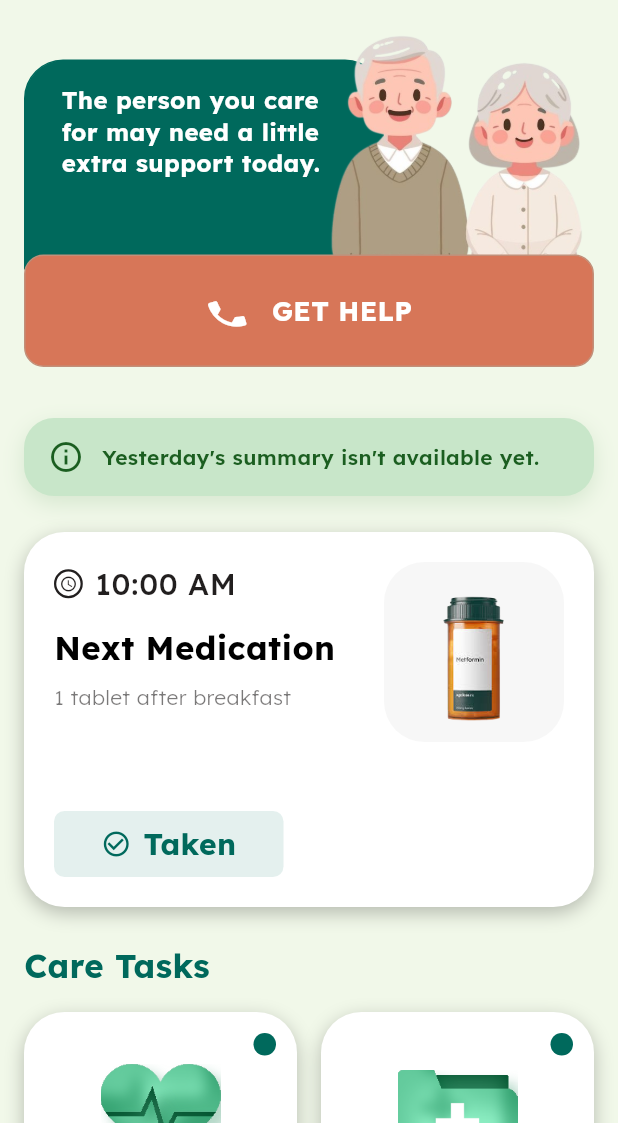
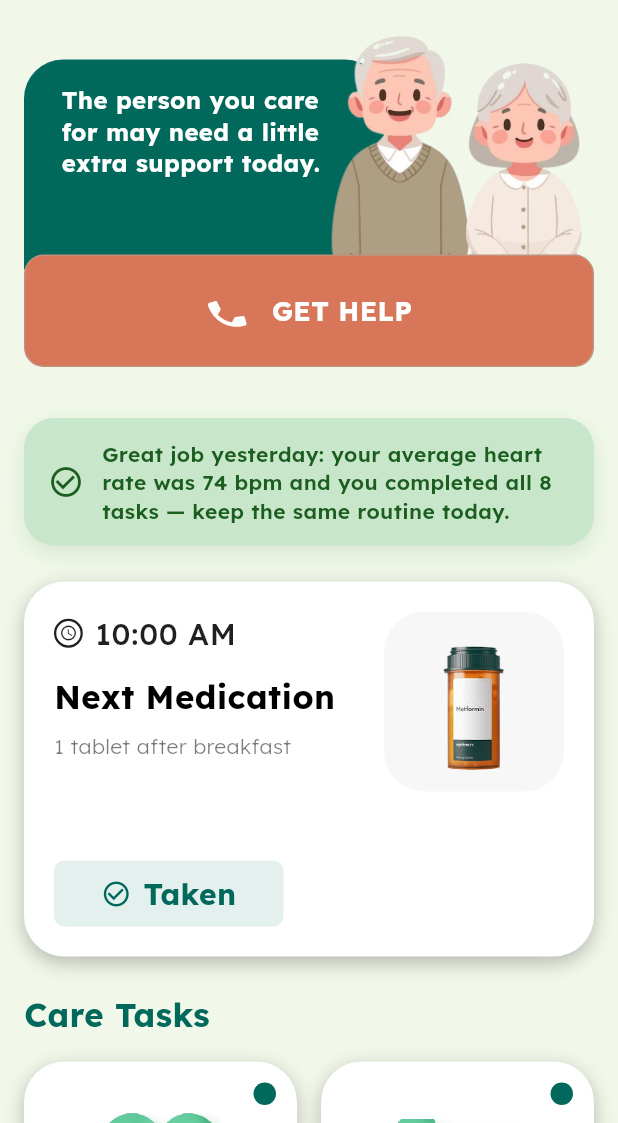
Before and after one commit to HungNguyenBa1811/memotion, a Flutter app: the CaretakerHomeScreen screen opened directly, on a phone screen of 412 x 824 dp, the part 113-1236 px from its top. Run offline on Flutter 3.47's test engine with Material 3 defaults, Android fonts, the phone set to English and light mode, and no system bars; our stand-ins replace audioplayers, camera, clock, connectivity_plus, dio, flutter_blue_plus and 11 more; missing offline and left inert: alarm, health, mobile_scanner, record, video_thumbnail; accounts and stored records are empty.

Commit message:
feat: refresh health notices and workout results copy

```diff
--- a/lib/shared/widgets/health_status_notice.dart
+++ b/lib/shared/widgets/health_status_notice.dart
@@ -1,11 +1,10 @@
 import 'package:flutter/material.dart';
-import 'package:flutter_riverpod/flutter_riverpod.dart';
 import 'package:google_fonts/google_fonts.dart';
 
 import '../../core/utils/responsive_utils.dart';
 import '../../features/health_connect/providers/yesterday_health_summary_provider.dart';
 
-class HealthStatusNotice extends ConsumerWidget {
+class HealthStatusNotice extends StatelessWidget {
   final HealthSummaryArea area;
 
   const HealthStatusNotice.home({super.key}) : area = HealthSummaryArea.home;
@@ -20,13 +19,8 @@ class HealthStatusNotice extends ConsumerWidget {
     : area = HealthSummaryArea.medication;
 
   @override
-  Widget build(BuildContext context, WidgetRef ref) {
-    final summary = ref.watch(yesterdayHealthSummaryProvider(area));
-    final content = summary.when(
-      data: (value) => HealthStatusNoticeContent.fromSummary(area, value),
-      loading: HealthStatusNoticeContent.loading,
-      error: (_, _) => HealthStatusNoticeContent.unavailable(),
-    );
+  Widget build(BuildContext context) {
+    final content = HealthStatusNoticeContent.hardcoded(area);
     final scale = ResponsiveUtils.textScaleFactor(context);
 
     return Semantics(
@@ -52,7 +46,11 @@ class HealthStatusNotice extends ConsumerWidget {
         child: Row(
           crossAxisAlignment: CrossAxisAlignment.center,
           children: [
-            Icon(content.icon, size: 24 * scale, color: const Color(0xFF1B5E20)),
+            Icon(
+              content.icon,
+              size: 24 * scale,
+              color: const Color(0xFF1B5E20),
+            ),
             SizedBox(width: 12 * scale),
             Expanded(
               child: Text(
@@ -78,104 +76,28 @@ class HealthStatusNoticeContent {
 
   const HealthStatusNoticeContent({required this.message, required this.icon});
 
-  factory HealthStatusNoticeContent.loading() {
-    return const HealthStatusNoticeContent(
-      message: "Checking yesterday's summary...",
-      icon: Icons.history,
-    );
-  }
-
-  factory HealthStatusNoticeContent.unavailable() {
-    return const HealthStatusNoticeContent(
-      message: "Yesterday's summary isn't available yet.",
-      icon: Icons.info_outline,
-    );
-  }
-
-  factory HealthStatusNoticeContent.fromSummary(
-    HealthSummaryArea area,
-    YesterdayHealthSummary summary,
-  ) {
+  factory HealthStatusNoticeContent.hardcoded(HealthSummaryArea area) {
     return switch (area) {
-      HealthSummaryArea.home => HealthStatusNoticeContent(
-        message: _homeMessage(summary),
-        icon: summary.completedAllTasks
-            ? Icons.check_circle_outline
-            : Icons.lightbulb_outline,
+      HealthSummaryArea.home => const HealthStatusNoticeContent(
+        message:
+            'Great job yesterday: your average heart rate was 74 bpm and you completed all 8 tasks — keep the same routine today.',
+        icon: Icons.check_circle_outline,
       ),
-      HealthSummaryArea.nutrition => HealthStatusNoticeContent(
-        message: _nutritionMessage(summary),
+      HealthSummaryArea.nutrition => const HealthStatusNoticeContent(
+        message:
+            'Good overall yesterday: you ate 3 meals and completed all nutrition tasks, but lunch was 25 minutes late — set an earlier reminder today.',
         icon: Icons.restaurant_outlined,
       ),
-      HealthSummaryArea.workout => HealthStatusNoticeContent(
-        message: _workoutMessage(summary),
+      HealthSummaryArea.workout => const HealthStatusNoticeContent(
+        message:
+            'Good effort yesterday: your exercise heart rate averaged 112 bpm, you burned 240 kcal, and you completed both workouts — prepare early to start on time.',
         icon: Icons.directions_walk_outlined,
       ),
-      HealthSummaryArea.medication => HealthStatusNoticeContent(
-        message: _medicationMessage(summary),
+      HealthSummaryArea.medication => const HealthStatusNoticeContent(
+        message:
+            'Needs improvement: you took all 3 doses yesterday, but the evening dose was 30 minutes late — set an alarm for tonight.',
         icon: Icons.medication_outlined,
       ),
     };
   }
-
-  static String _homeMessage(YesterdayHealthSummary summary) {
-    final heartRate = summary.averageHeartRate == null
-        ? ''
-        : ' (avg ${summary.averageHeartRate} bpm)';
-    if (!summary.hasTasks) {
-      return 'No care tasks were scheduled yesterday$heartRate.';
-    }
-    final tasks = _pluralize('care task', summary.totalTasks);
-    if (summary.completedAllTasks) {
-      return 'Yesterday you completed all ${summary.totalTasks} '
-          '$tasks$heartRate.';
-    }
-    return 'Yesterday you completed ${summary.completedTasks} of '
-        '${summary.totalTasks} $tasks$heartRate.';
-  }
-
-  static String _nutritionMessage(YesterdayHealthSummary summary) {
-    if (!summary.hasTasks) return 'No meals were scheduled yesterday.';
-    final calories = summary.recordedCalories == null
-        ? ''
-        : ' (${summary.recordedCalories} kcal)';
-    final meals = _pluralize('meal', summary.totalTasks);
-    if (summary.completedAllTasks) {
-      return 'Yesterday you logged all ${summary.totalTasks} planned '
-          '$meals$calories.';
-    }
-    return 'Yesterday you logged ${summary.completedTasks} of '
-        '${summary.totalTasks} planned $meals$calories.';
-  }
-
-  static String _workoutMessage(YesterdayHealthSummary summary) {
-    if (!summary.hasTasks) return 'No exercises were scheduled yesterday.';
-    final estimateLabel = summary.caloriesAreEstimated ? '~' : '';
-    final calories = summary.recordedCalories == null
-        ? ''
-        : ' ($estimateLabel${summary.recordedCalories} kcal)';
-    final exercises = _pluralize('exercise', summary.totalTasks);
-    if (summary.completedAllTasks) {
-      return 'Yesterday you completed all ${summary.totalTasks} planned '
-          '$exercises$calories.';
-    }
-    return 'Yesterday you completed ${summary.completedTasks} of '
-        '${summary.totalTasks} planned $exercises$calories.';
-  }
-
-  static String _medicationMessage(YesterdayHealthSummary summary) {
-    if (!summary.hasTasks) {
-      return 'No medication doses were scheduled yesterday.';
-    }
-    final doses = _pluralize('dose', summary.totalTasks);
-    if (summary.completedAllTasks) {
-      return 'Yesterday you took all ${summary.totalTasks} scheduled $doses.';
-    }
-    return 'Yesterday you took ${summary.completedTasks} of '
-        '${summary.totalTasks} scheduled $doses.';
-  }
-
-  static String _pluralize(String word, int count) {
-    return count == 1 ? word : '${word}s';
-  }
 }
```
Also changed, not shown: lib/features/workout/screens/workout_training_complete_screen.dart (+28 -3 lines), 2 other files.
